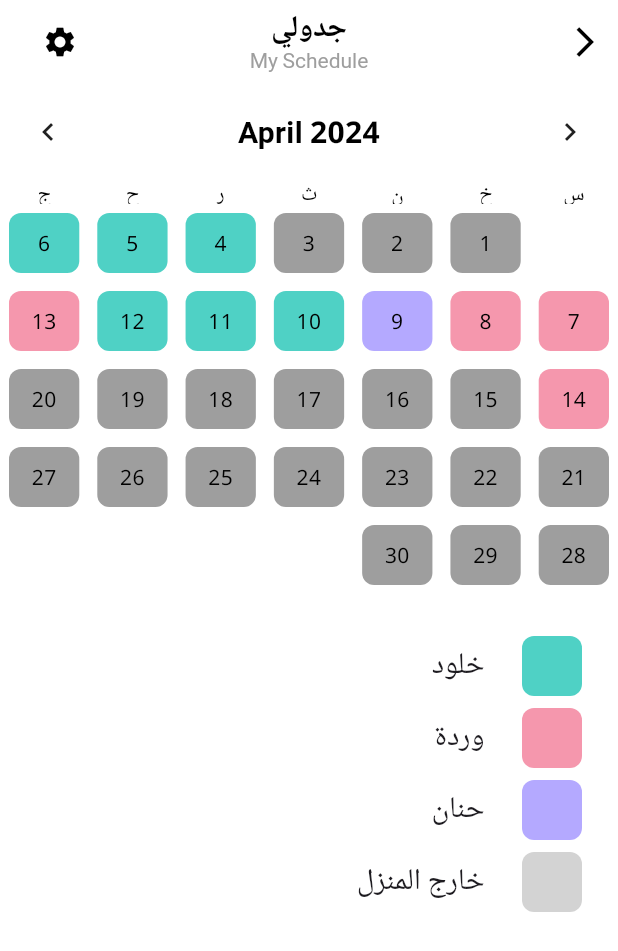
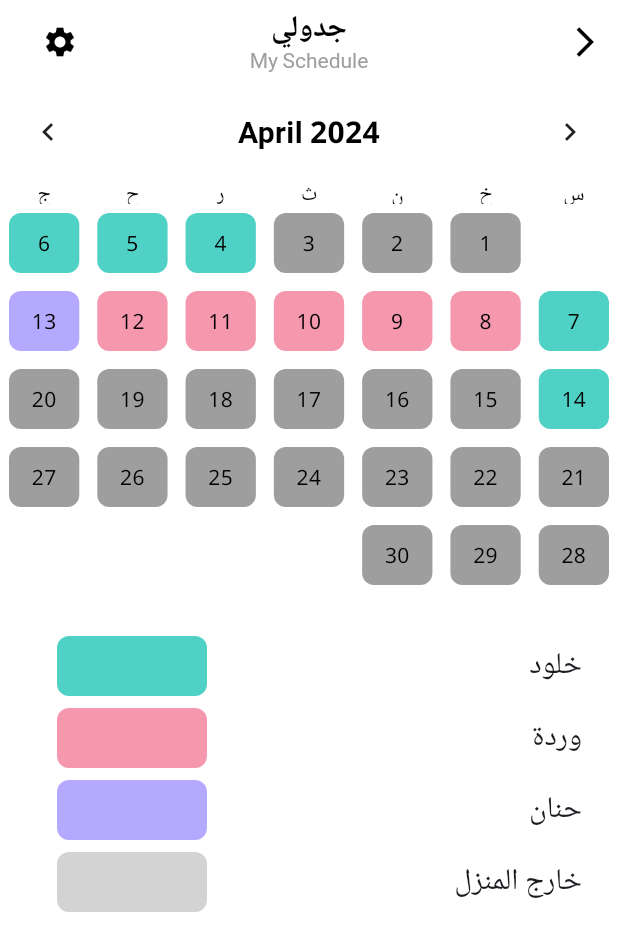
Before and after one commit to Yaser81/mabeet_app, a Flutter app: the screen it shows after launch, on a phone screen of 412 x 824 dp. Shown: the top 951 px of the screen. Run offline on Flutter 3.47's test engine with Material 3 defaults, Android fonts, the phone set to English and light mode, and no system bars; drawn by our look-alikes of table_calendar; our stand-ins replace equatable, flutter_bloc, google_fonts.

Commit message:
add schedule cubit and refactor all screen to get data from cubit

```diff
--- /dev/null
+++ b/lib/cubit/cubit/schedule_cubit.dart
@@ -0,0 +1,21 @@
+import 'package:equatable/equatable.dart';
+import 'package:flutter_bloc/flutter_bloc.dart';
+import 'package:mabeet_app/models/models.dart';
+
+part 'schedule_state.dart';
+
+class ScheduleCubit extends Cubit<ScheduleState> {
+  ScheduleModel schedule = ScheduleModel(wivesStay: [], outHomeDays: {});
+
+  ScheduleCubit(this.schedule) : super(ScheduleInitial(schedule));
+  void addWifeStay(WifeStayModel wife) {
+    schedule.wivesStay.add(wife);
+    emit(ScheduleUpdate());
+  }
+
+  void addOuthome(OutHomeModel outDuration) {
+    schedule.outHomeDays['${outDuration.from.year}${outDuration.from.month}'] =
+        outDuration;
+    emit(ScheduleUpdate());
+  }
+}
--- /dev/null
+++ b/lib/cubit/cubit/schedule_state.dart
@@ -0,0 +1,16 @@
+part of 'schedule_cubit.dart';
+
+sealed class ScheduleState extends Equatable {
+  const ScheduleState();
+
+  @override
+  List<Object> get props => [];
+}
+
+final class ScheduleInitial extends ScheduleState {
+  const ScheduleInitial(ScheduleModel? schedule);
+}
+
+final class ScheduleUpdate extends ScheduleState {
+
+}
--- a/lib/home_screen.dart
+++ b/lib/home_screen.dart
@@ -1,15 +1,24 @@
 import 'package:flutter/material.dart';
-import 'package:mabeet_app/models/out_home_model.dart';
-import 'package:mabeet_app/models/schedule_model.dart';
+import 'package:flutter_bloc/flutter_bloc.dart';
+import 'package:mabeet_app/cubit/cubit/schedule_cubit.dart';
+
 import 'package:mabeet_app/setting_screen.dart';
 import 'package:table_calendar/table_calendar.dart';
 
-import 'models/wife_stay_model.dart';
+import 'models/models.dart';
 
 // ignore: must_be_immutable
-class HomeScreen extends StatelessWidget {
-  final DateTime focusedDay = DateTime(2024, 4, 1);
-  final schedule = ScheduleModel(
+class HomeScreen extends StatefulWidget {
+  const HomeScreen({super.key});
+
+  @override
+  State<HomeScreen> createState() => _HomeScreenState();
+}
+
+class _HomeScreenState extends State<HomeScreen> {
+  DateTime _focusedDay = DateTime(2024, 4, 1);
+  var colorMap = {};
+  /* final schedule = ScheduleModel(
     wivesStay: [
       WifeStayModel(id: 1, name: 'خلود', color: Color(0xFF4FD1C5), days: 3),
       WifeStayModel(id: 2, name: 'وردة', color: Color(0xFFF597AD), days: 2),
@@ -27,14 +36,10 @@ class HomeScreen extends StatelessWidget {
         to: DateTime(2024, 4, 30),
       ),
     },
-  );
-  var colorMap = {};
-  HomeScreen({super.key}) {
-    colorMap = generateColorMapForMonth(
-      schedule,
-      focusedDay.year,
-      focusedDay.month,
-    );
+  ); */
+  @override
+  void initState() {
+    super.initState();
   }
 
   @override
@@ -78,11 +83,22 @@ class HomeScreen extends StatelessWidget {
       ),
       body: Column(
         children: [
-          TableCalendar(
+          BlocConsumer<ScheduleCubit, ScheduleState>(
+            listener: (context, state) {
+              final schedule = BlocProvider.of<ScheduleCubit>(context).schedule;
+              colorMap = generateColorMapForMonth(
+                schedule,
+                _focusedDay.year,
+                _focusedDay.month,
+              );
+              // TODO: implement listener
+            },
+            builder: (context, state) {
+              return TableCalendar(
                 locale: 'en_US',
                 firstDay: DateTime.utc(2020, 1, 1),
                 lastDay: DateTime.utc(2030, 12, 31),
-            focusedDay: focusedDay,
+                focusedDay: _focusedDay,
                 headerVisible: true,
                 headerStyle: HeaderStyle(
                   formatButtonVisible: false,
@@ -117,9 +133,9 @@ class HomeScreen extends StatelessWidget {
                   defaultBuilder: (context, day, _) {
                     if (colorMap.isEmpty) {
                       colorMap = generateColorMapForMonth(
-                    schedule,
-                    focusedDay.year,
-                    focusedDay.month,
+                        BlocProvider.of<ScheduleCubit>(context).schedule,
+                        _focusedDay.year,
+                        _focusedDay.month,
                       );
                     }
                     final color = getColorForDay(day);
@@ -154,40 +170,22 @@ class HomeScreen extends StatelessWidget {
                     );
                   },
                 ),
+                onPageChanged: (focusedDay) {
+                  colorMap = {};
+                  colorMap = generateColorMapForMonth(
+                    BlocProvider.of<ScheduleCubit>(context).schedule,
+                    focusedDay.year,
+                    focusedDay.month,
+                  );
+                  setState(() {
+                    _focusedDay = focusedDay;
+                  });
+                },
+              );
+            },
           ),
           const SizedBox(height: 24),
-          Padding(
-            padding: const EdgeInsets.symmetric(horizontal: 24.0),
-            child: Column(
-              children: [
-                for (var wifeStay in schedule.wivesStay)
-                  buildLegendItem(color: wifeStay.color, label: wifeStay.name),
-
-                buildLegendItem(color: Color(0xFFD3D3D3), label: 'خارج المنزل'),
-              ],
-            ),
-          ),
-        ],
-      ),
-    );
-  }
-
-  Widget buildLegendItem({required Color color, required String label}) {
-    return Padding(
-      padding: const EdgeInsets.symmetric(vertical: 4),
-      child: Row(
-        children: [
-          Container(
-            width: 40,
-            height: 40,
-
-            decoration: BoxDecoration(
-              color: color,
-              borderRadius: BorderRadius.circular(8.0),
-            ),
-          ),
-          Flexible(flex: 4, child: SizedBox(width: 25)),
-          Text(label, style: TextStyle(fontSize: 20)),
+          WifeList(),
         ],
       ),
     );
@@ -198,41 +196,6 @@ class HomeScreen extends StatelessWidget {
         Colors.transparent;
   }
 
-  /// تحديد لون اليوم حسب جدول المستخدمين
-  /*  Color? getColorForDay(DateTime day) {
-    final khuloodDays = [DateTime(2024, 4, 3), DateTime(2024, 4, 5)];
-    final wardahDays = [DateTime(2024, 4, 6), DateTime(2024, 4, 7)];
-    final hananDays = [
-      DateTime(2024, 4, 10),
-      DateTime(2024, 4, 11),
-      DateTime(2024, 4, 12),
-      DateTime(2024, 4, 13),
-      DateTime(2024, 4, 14),
-      DateTime(2024, 4, 17),
-      DateTime(2024, 4, 18),
-      DateTime(2024, 4, 21),
-      DateTime(2024, 4, 22),
-      DateTime(2024, 4, 23),
-      DateTime(2024, 4, 24),
-      DateTime(2024, 4, 25),
-      DateTime(2024, 4, 26),
-      DateTime(2024, 4, 27),
-      DateTime(2024, 4, 28),
-    ];
-    final outsideDay = DateTime(2024, 4, 30);
-
-    if (khuloodDays.any((d) => isSameDay(d, day))) {
-      return Color(0xFF4FD1C5); // سماوي
-    } else if (wardahDays.any((d) => isSameDay(d, day))) {
-      return Color(0xFFF597AD); // وردي
-    } else if (hananDays.any((d) => isSameDay(d, day))) {
-      return Color(0xFFB4A9FF); // بنفسجي
-    } else if (isSameDay(outsideDay, day)) {
-      return Color(0xFFD3D3D3); // رمادي
-    }
-    return null;
-  }
- */
   Map<DateTime, Color> generateColorMapForMonth(
     ScheduleModel schedule,
     int year,
@@ -280,8 +243,64 @@ class HomeScreen extends StatelessWidget {
     /// add out of home days
     return colorMap;
   }
+}
 
-  bool isSameDay(DateTime a, DateTime b) {
-    return a.year == b.year && a.month == b.month && a.day == b.day;
+class WifeList extends StatelessWidget {
+  const WifeList({super.key});
+
+  @override
+  Widget build(BuildContext context) {
+    return Padding(
+      padding: const EdgeInsets.symmetric(horizontal: 24.0),
+      child: BlocConsumer<ScheduleCubit, ScheduleState>(
+        listener: (context, state) {},
+        builder: (context, state) {
+          print('$state');
+          final wifes = BlocProvider.of<ScheduleCubit>(
+            context,
+          ).schedule.wivesStay;
+          return Column(
+            children: [
+              for (var wife in wifes)
+                WifeLabel(color: wife.color, label: wife.name),
+
+              WifeLabel(color: Color(0xFFD3D3D3), label: 'خارج المنزل'),
+            ],
+          );
+        },
+      ),
+    );
   }
 }
+
+class WifeLabel extends StatelessWidget {
+  const WifeLabel({super.key, required this.color, required this.label});
+
+  final Color color;
+  final String label;
+
+  @override
+  Widget build(BuildContext context) {
+    return Padding(
+      padding: const EdgeInsets.symmetric(vertical: 4),
+      child: Row(
+        children: [
+          SizedBox(
+            width: 150,
+            child: Text(label, style: TextStyle(fontSize: 20)),
+          ),
+          Flexible(flex: 4, child: SizedBox(width: 100)),
+          Container(
+            width: 100,
+            height: 40,
+
+            decoration: BoxDecoration(
+              color: color,
+              borderRadius: BorderRadius.circular(8.0),
+            ),
+          ),
+        ],
+      ),
+    );
+  }
+}
--- a/lib/main.dart
+++ b/lib/main.dart
@@ -1,21 +1,48 @@
 import 'package:flutter/material.dart';
+import 'package:flutter_bloc/flutter_bloc.dart';
 import 'package:flutter_localizations/flutter_localizations.dart';
 import 'package:google_fonts/google_fonts.dart';
+import 'package:mabeet_app/cubit/cubit/schedule_cubit.dart';
 import 'package:mabeet_app/home_screen.dart';
 
+import 'models/models.dart';
+
 void main() {
-  runApp(const MyApp());
+  final ScheduleModel scheduleModel = ScheduleModel(
+    wivesStay: [
+      WifeStayModel(id: 1, name: 'خلود', color: Color(0xFF4FD1C5), days: 4),
+      WifeStayModel(id: 2, name: 'وردة', color: Color(0xFFF597AD), days: 5),
+      WifeStayModel(id: 3, name: 'حنان', color: Color(0xFFB4A9FF), days: 1),
+    ],
+    outHomeDays: {
+      "2025-07": OutHomeModel(
+        id: "2025-07",
+        from: DateTime(2024, 4, 1),
+        to: DateTime(2024, 4, 3),
+      ),
+      "": OutHomeModel(
+        id: '2',
+        from: DateTime(2024, 4, 15),
+        to: DateTime(2024, 4, 30),
+      ),
+    },
+  );
+  runApp(MyApp(scheduleModel: scheduleModel));
 }
 
 class MyApp extends StatelessWidget {
-  const MyApp({super.key});
+  final ScheduleModel scheduleModel;
+  const MyApp({super.key, required this.scheduleModel});
 
   @override
   Widget build(BuildContext context) {
-    return MaterialApp(
+    return MultiBlocProvider(
+      providers: [
+        BlocProvider(create: (context) => ScheduleCubit(scheduleModel)),
+      ],
+      child: MaterialApp(
         debugShowCheckedModeBanner: false,
         locale: const Locale('ar'),
-
         localizationsDelegates: [
           GlobalMaterialLocalizations.delegate,
           GlobalWidgetsLocalizations.delegate,
@@ -41,6 +68,7 @@
           // تعيين الخط لعناصر واجهة المستخدم الثانوية
         ),
         home: HomeScreen(),
+      ),
     );
   }
 }
--- /dev/null
+++ b/lib/models/models.dart
@@ -0,0 +1,3 @@
+export 'out_home_model.dart';
+export 'schedule_model.dart';
+export 'wife_stay_model.dart';
--- a/pubspec.yaml
+++ b/pubspec.yaml
@@ -29,8 +29,10 @@ environment:
 # versions available, run `flutter pub outdated`.
 dependencies:
   cupertino_icons: ^1.0.8
+  equatable: ^2.0.7
   flutter:
     sdk: flutter
+  flutter_bloc: ^9.1.1
   flutter_launcher_icons: ^0.14.4
   flutter_localizations:
     sdk: flutter
@@ -39,7 +41,7 @@ dependencies:
   table_calendar: ^3.2.0
 
 dev_dependencies:
-  flutter_lints: ^5.0.0
+  flutter_lints: ^6.0.0
   flutter_test:
     sdk: flutter
 flutter_launcher_icons:
```
Also changed, not shown: lib/setting_screen.dart (+15 -5 lines), pubspec.lock, 1 other file. Lines whose indentation alone changed are shown as unchanged.
